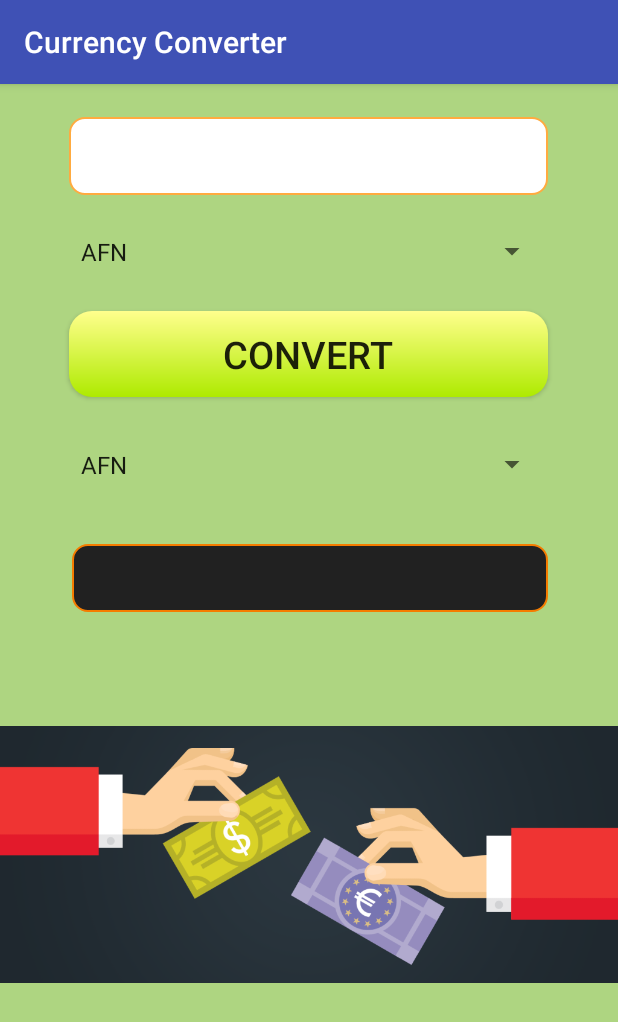
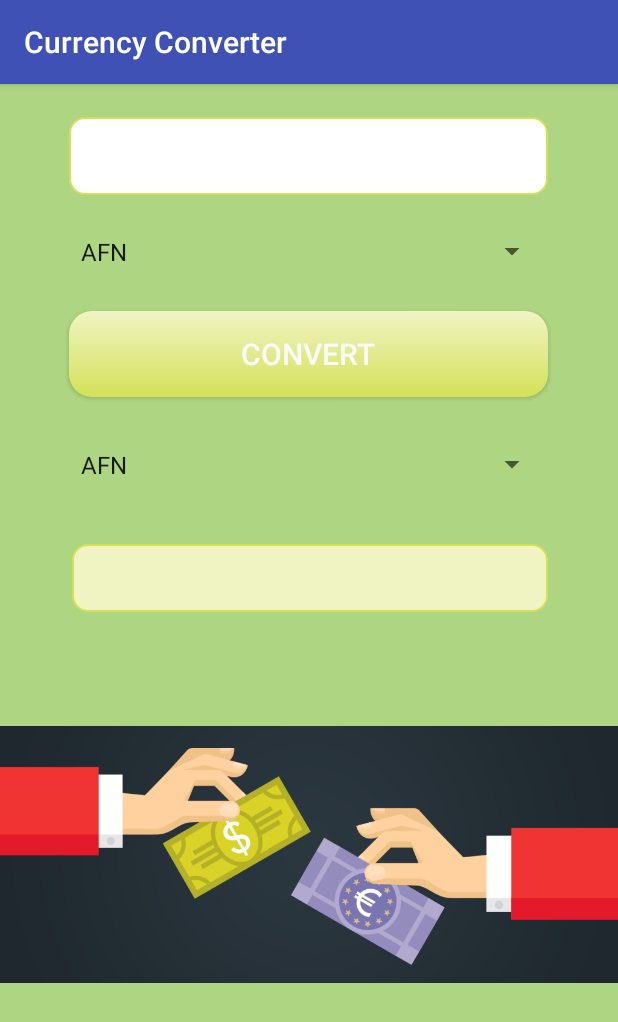
Before and after one commit to anda5/Convertor, an Android app: the screen it shows after launch (MainActivity), on a phone screen of 412 x 824 dp. Shown: the top 1022 px of the screen. Run offline under Robolectric (Android 15) with nearby library versions, the phone set to English and light mode, and no system bars.

Commit message:
MAke some adjutments

```diff
--- a/Convertor/Convertor2/app/src/main/AndroidManifest.xml
+++ b/Convertor/Convertor2/app/src/main/AndroidManifest.xml
@@ -5,9 +5,9 @@
     <uses-permission android:name="android.permission.INTERNET"/>
     <application
         android:allowBackup="true"
-        android:icon="@mipmap/ic_launcher"
+        android:icon="@mipmap/lunch"
         android:label="@string/app_name"
-        android:roundIcon="@mipmap/ic_launcher_round"
+        android:roundIcon="@mipmap/lunch"
         android:supportsRtl="true"
         android:theme="@style/AppTheme" >
         <activity android:name=".MainActivity" >
--- a/Convertor/Convertor2/app/src/main/res/drawable/shape_button.xml
+++ b/Convertor/Convertor2/app/src/main/res/drawable/shape_button.xml
@@ -3,8 +3,8 @@
 
     <gradient
         android:angle="90"
-        android:endColor="#FFFF8D"
-        android:startColor="#AEEA00" />
+        android:endColor="#F0F4C3"
+        android:startColor="#D4E157" />
 
     <corners
         android:bottomLeftRadius="15dp"
--- a/Convertor/Convertor2/app/src/main/res/drawable/shape_edit.xml
+++ b/Convertor/Convertor2/app/src/main/res/drawable/shape_edit.xml
@@ -5,7 +5,7 @@
 
     <stroke
         android:width="1dp"
-        android:color="#FFAB40" />
+        android:color="#D4E157" />
     <corners
         android:topLeftRadius="10dp"
         android:topRightRadius="10dp"
--- a/Convertor/Convertor2/app/src/main/res/drawable/shape_result.xml
+++ b/Convertor/Convertor2/app/src/main/res/drawable/shape_result.xml
@@ -1,11 +1,11 @@
 <?xml version="1.0" encoding="utf-8"?>
 <shape xmlns:android="http://schemas.android.com/apk/res/android" >
 
-    <solid android:color="#212121" />
+    <solid android:color="#F0F4C3" />
 
     <stroke
         android:width="1dp"
-        android:color="#F57C00" />
+        android:color="#D4E157" />
     <corners
         android:topLeftRadius="10dp"
         android:topRightRadius="10dp"
--- a/Convertor/Convertor2/app/src/main/res/layout/activity_main.xml
+++ b/Convertor/Convertor2/app/src/main/res/layout/activity_main.xml
@@ -57,7 +57,8 @@
         android:layout_width="319dp"
         android:layout_height="57dp"
         android:text="Convert"
-        android:textSize="25dp"
+        android:textColor="#FAFAFA"
+        android:textSize="20dp"
         android:background="@drawable/shape_button"
         android:layout_below="@+id/spinner"
         android:layout_centerHorizontal="true"
@@ -70,7 +71,7 @@
         tools:layout_editor_absoluteX="34dp"
         tools:layout_editor_absoluteY="275dp"
         tools:text="Result"
-        android:textColor="#FAFAFA"
+        android:textColor="#212121"
         android:textSize="30dp"
         android:background="@drawable/shape_result"
         android:layout_marginTop="27dp"
```
Also changed, not shown: Convertor/Convertor2/app/src/main/res/mipmap-hdpi/lunch.png (added).
